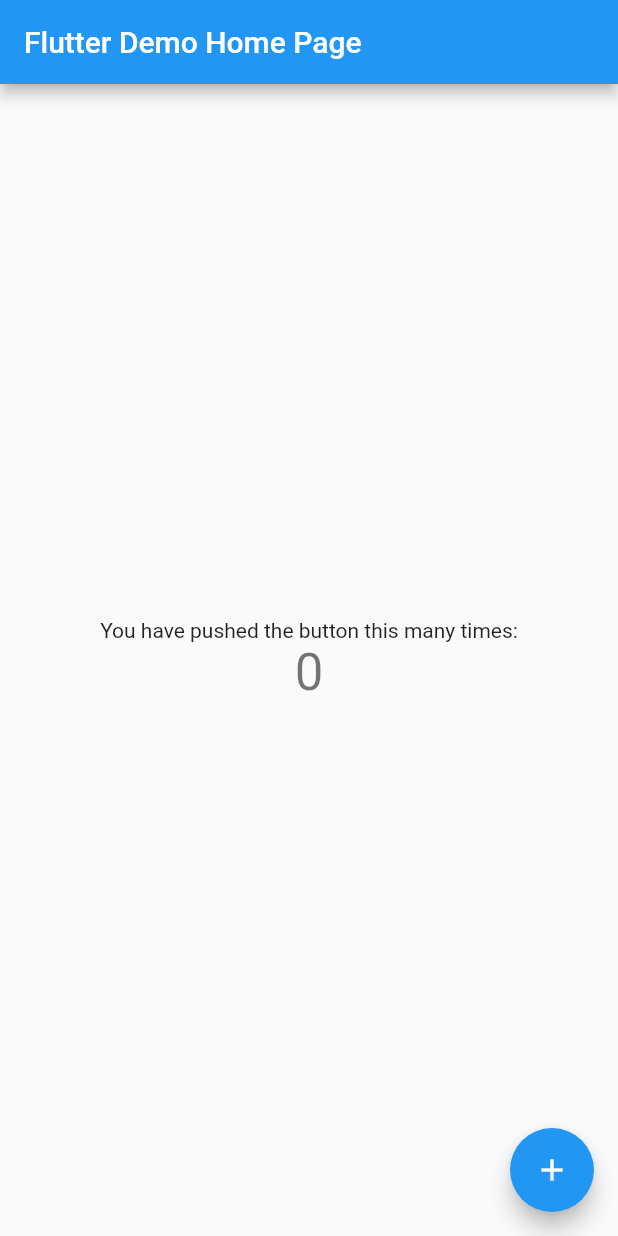
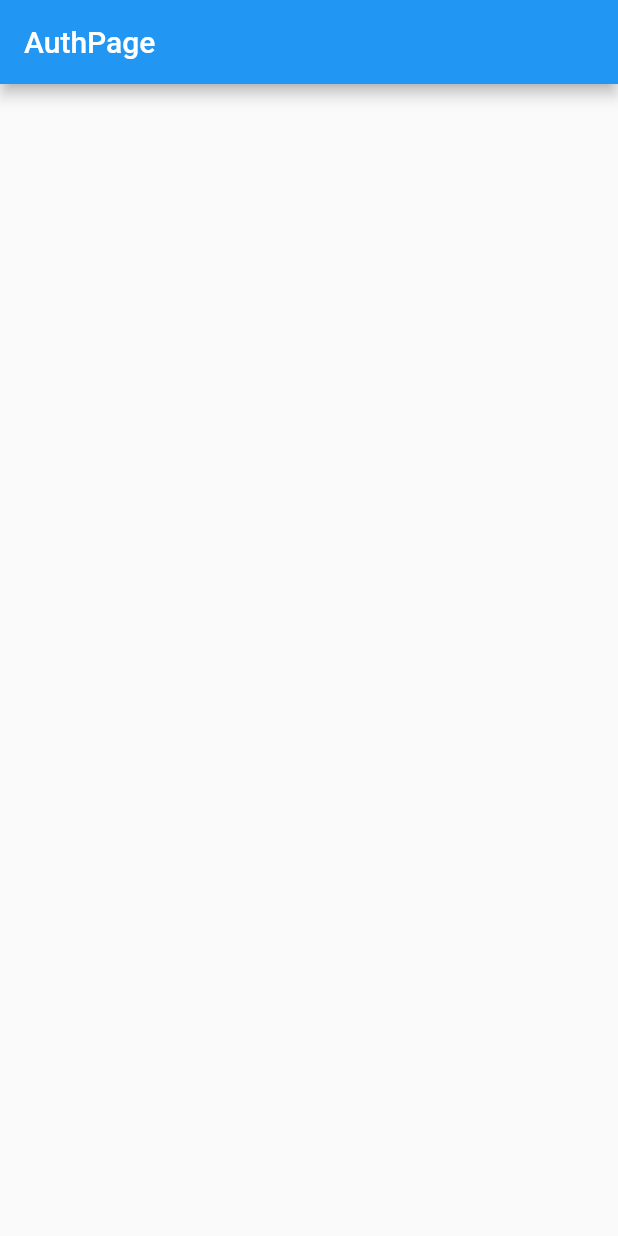
Before and after one commit to Muhyun-Kim/hometending_recipe, a Flutter app: the screen it shows after launch, on a phone screen of 412 x 824 dp. Run offline on Flutter 3.47's test engine with Material 2 defaults, Android fonts, the phone set to English and light mode, and no system bars.

Commit message:
set project

```diff
--- /dev/null
+++ b/lib/app.dart
@@ -0,0 +1,14 @@
+import 'package:flutter/material.dart';
+import 'package:hometending_recipe/views/auth_page.dart';
+
+class App extends StatelessWidget {
+  const App({super.key});
+
+  @override
+  Widget build(BuildContext context) {
+    return const MaterialApp(
+        home: Scaffold(
+      body: AuthPage(),
+    ));
+  }
+}
--- a/lib/main.dart
+++ b/lib/main.dart
@@ -1,115 +1,6 @@
 import 'package:flutter/material.dart';
+import 'package:hometending_recipe/app.dart';
 
 void main() {
-  runApp(const MyApp());
+  runApp(const App());
 }
-
-class MyApp extends StatelessWidget {
-  const MyApp({super.key});
-
-  // This widget is the root of your application.
-  @override
-  Widget build(BuildContext context) {
-    return MaterialApp(
-      title: 'Flutter Demo',
-      theme: ThemeData(
-        // This is the theme of your application.
-        //
-        // Try running your application with "flutter run". You'll see the
-        // application has a blue toolbar. Then, without quitting the app, try
-        // changing the primarySwatch below to Colors.green and then invoke
-        // "hot reload" (press "r" in the console where you ran "flutter run",
-        // or simply save your changes to "hot reload" in a Flutter IDE).
-        // Notice that the counter didn't reset back to zero; the application
-        // is not restarted.
-        primarySwatch: Colors.blue,
-      ),
-      home: const MyHomePage(title: 'Flutter Demo Home Page'),
-    );
-  }
-}
-
-class MyHomePage extends StatefulWidget {
-  const MyHomePage({super.key, required this.title});
-
-  // This widget is the home page of your application. It is stateful, meaning
-  // that it has a State object (defined below) that contains fields that affect
-  // how it looks.
-
-  // This class is the configuration for the state. It holds the values (in this
-  // case the title) provided by the parent (in this case the App widget) and
-  // used by the build method of the State. Fields in a Widget subclass are
-  // always marked "final".
-
-  final String title;
-
-  @override
-  State<MyHomePage> createState() => _MyHomePageState();
-}
-
-class _MyHomePageState extends State<MyHomePage> {
-  int _counter = 0;
-
-  void _incrementCounter() {
-    setState(() {
-      // This call to setState tells the Flutter framework that something has
-      // changed in this State, which causes it to rerun the build method below
-      // so that the display can reflect the updated values. If we changed
-      // _counter without calling setState(), then the build method would not be
-      // called again, and so nothing would appear to happen.
-      _counter++;
-    });
-  }
-
-  @override
-  Widget build(BuildContext context) {
-    // This method is rerun every time setState is called, for instance as done
-    // by the _incrementCounter method above.
-    //
-    // The Flutter framework has been optimized to make rerunning build methods
-    // fast, so that you can just rebuild anything that needs updating rather
-    // than having to individually change instances of widgets.
-    return Scaffold(
-      appBar: AppBar(
-        // Here we take the value from the MyHomePage object that was created by
-        // the App.build method, and use it to set our appbar title.
-        title: Text(widget.title),
-      ),
-      body: Center(
-        // Center is a layout widget. It takes a single child and positions it
-        // in the middle of the parent.
-        child: Column(
-          // Column is also a layout widget. It takes a list of children and
-          // arranges them vertically. By default, it sizes itself to fit its
-          // children horizontally, and tries to be as tall as its parent.
-          //
-          // Invoke "debug painting" (press "p" in the console, choose the
-          // "Toggle Debug Paint" action from the Flutter Inspector in Android
-          // Studio, or the "Toggle Debug Paint" command in Visual Studio Code)
-          // to see the wireframe for each widget.
-          //
-          // Column has various properties to control how it sizes itself and
-          // how it positions its children. Here we use mainAxisAlignment to
-          // center the children vertically; the main axis here is the vertical
-          // axis because Columns are vertical (the cross axis would be
-          // horizontal).
-          mainAxisAlignment: MainAxisAlignment.center,
-          children: <Widget>[
-            const Text(
-              'You have pushed the button this many times:',
-            ),
-            Text(
-              '$_counter',
-              style: Theme.of(context).textTheme.headlineMedium,
-            ),
-          ],
-        ),
-      ),
-      floatingActionButton: FloatingActionButton(
-        onPressed: _incrementCounter,
-        tooltip: 'Increment',
-        child: const Icon(Icons.add),
-      ), // This trailing comma makes auto-formatting nicer for build methods.
-    );
-  }
-}
--- /dev/null
+++ b/lib/views/auth_page.dart
@@ -0,0 +1,16 @@
+import 'package:flutter/material.dart';
+import 'package:hometending_recipe/views/components/auth_page/auth_page_body.dart';
+
+class AuthPage extends StatelessWidget {
+  const AuthPage({super.key});
+
+  @override
+  Widget build(BuildContext context) {
+    return Scaffold(
+      appBar: AppBar(
+        title: const Text('AuthPage'),
+      ),
+      body: const AuthPageBody(),
+    );
+  }
+}
--- /dev/null
+++ b/lib/views/components/auth_page/auth_page_body.dart
@@ -0,0 +1,12 @@
+import 'package:flutter/material.dart';
+
+class AuthPageBody extends StatelessWidget {
+  const AuthPageBody({super.key});
+
+  @override
+  Widget build(BuildContext context) {
+    return const Scaffold(
+      body: Center(),
+    );
+  }
+}
```
Also changed, not shown: pubspec.yaml (+8 -0 lines), pubspec.lock, 22 other files.
